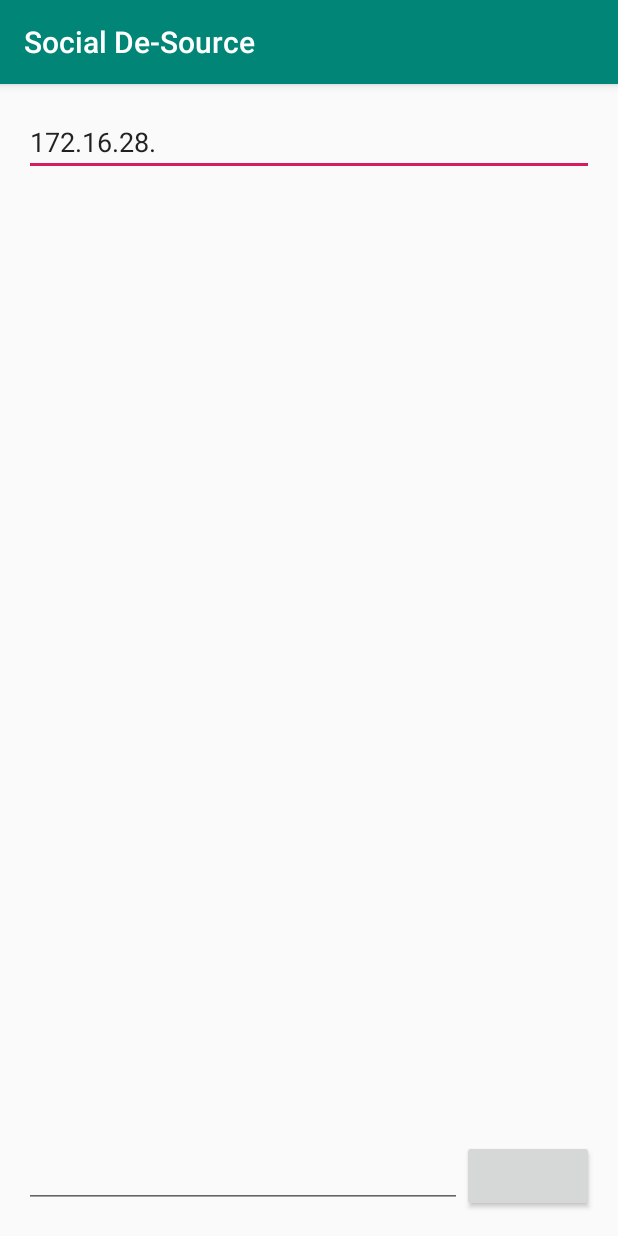
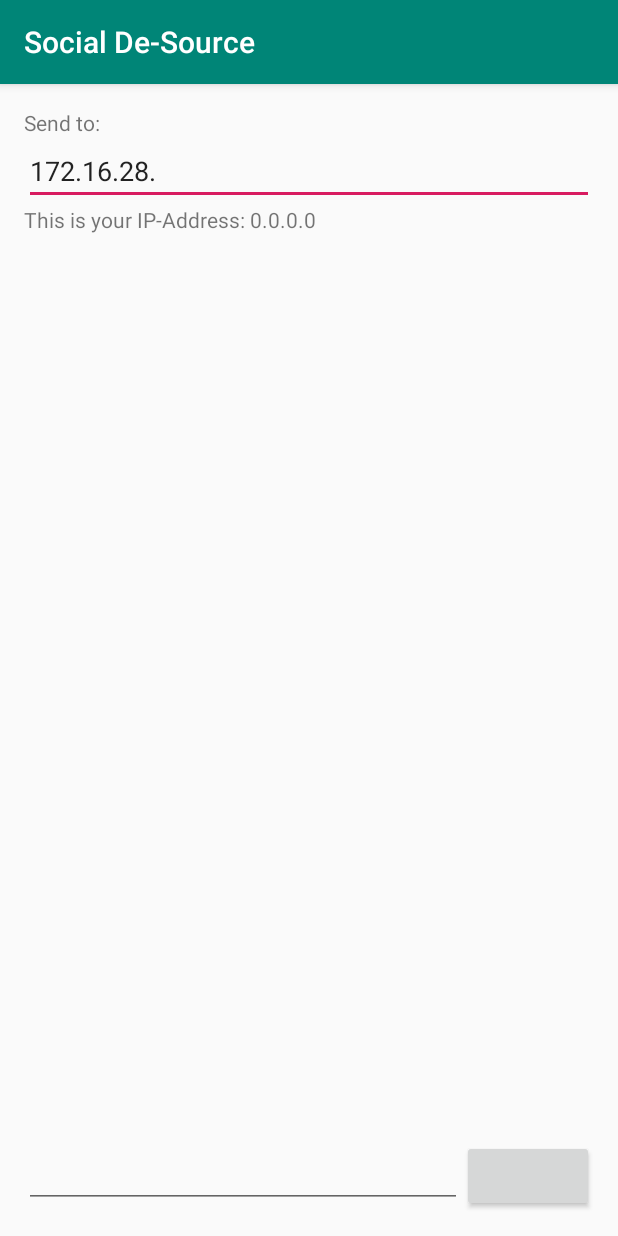
Before and after one commit to social-de-source/SDS, an Android app: the screen it shows after launch (MainActivity), on a phone screen of 412 x 824 dp. Run offline under Robolectric (Android 15) with nearby library versions, the phone set to English and light mode, and no system bars.

Commit message:
Add textfield "Sent to" Add own IP Adress viewed in textfield

```diff
--- a/app/src/main/AndroidManifest.xml
+++ b/app/src/main/AndroidManifest.xml
@@ -4,7 +4,8 @@
 
 
     <uses-permission android:name="android.permission.INTERNET"/>
-
+    <uses-permission android:name="android.permission.ACCESS_NETWORK_STATE" />
+    <uses-permission android:name="android.permission.ACCESS_WIFI_STATE" />
     <application
         android:allowBackup="true"
         android:icon="@mipmap/ic_launcher"
--- a/app/src/main/java/com/example/socialde_source/MainActivity.java
+++ b/app/src/main/java/com/example/socialde_source/MainActivity.java
@@ -1,8 +1,10 @@
 package com.example.socialde_source;
 
+import android.net.wifi.WifiManager;
 import android.os.AsyncTask;
 import android.support.v7.app.AppCompatActivity;
 import android.os.Bundle;
+import android.text.format.Formatter;
 import android.util.Log;
 import android.widget.EditText;
 import android.widget.TextView;
@@ -17,9 +19,14 @@ public class MainActivity extends AppCompatActivity {
     protected void onCreate(Bundle savedInstanceState) {
         super.onCreate(savedInstanceState);
         setContentView(R.layout.activity_main);
+        TextView loclaIP = findViewById(R.id.IPOutput);
+        WifiManager wm = (WifiManager) getApplicationContext().getSystemService(WIFI_SERVICE);
+        String ip = Formatter.formatIpAddress(wm.getConnectionInfo().getIpAddress());
+        loclaIP.setText("This is your IP-Address: " + ip);
         new RecieveMessageTask((TextView)findViewById(R.id.tvChat)) .execute();
 
     }
+
     public void onSend(android.view.View view) {
         EditText editText = findViewById(R.id.Message); //Groß=Klasse, klein=Datentyp
         String message = editText.getText().toString();
--- a/app/src/main/res/layout/activity_main.xml
+++ b/app/src/main/res/layout/activity_main.xml
@@ -17,6 +17,13 @@
     app:layout_constraintStart_toStartOf="parent"
     app:layout_constraintTop_toTopOf="parent" >
 
+    <TextView
+        android:id="@+id/textView2"
+        android:layout_width="match_parent"
+        android:layout_height="wrap_content"
+        android:layout_weight="0.0"
+        android:text="Send to:" />
+
     <EditText
         android:id="@+id/Input"
         android:layout_width="match_parent"
@@ -30,6 +37,12 @@
          android:layout_width="match_parent"
          android:layout_height="wrap_content"
          android:layout_weight="0.5"> -->
+
+    <TextView
+        android:id="@+id/IPOutput"
+        android:layout_width="match_parent"
+        android:layout_height="wrap_content"
+        android:layout_weight="0.0" />
 
     <TextView
         android:id="@+id/tvChat"
```
